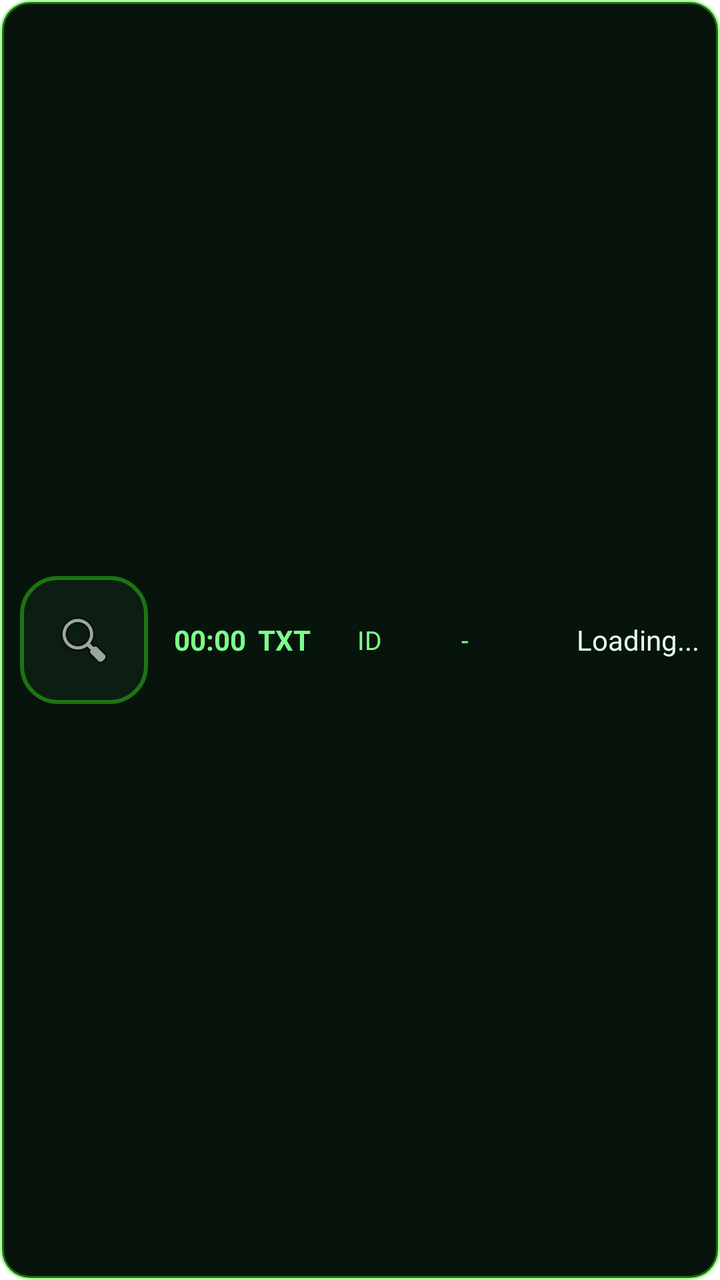
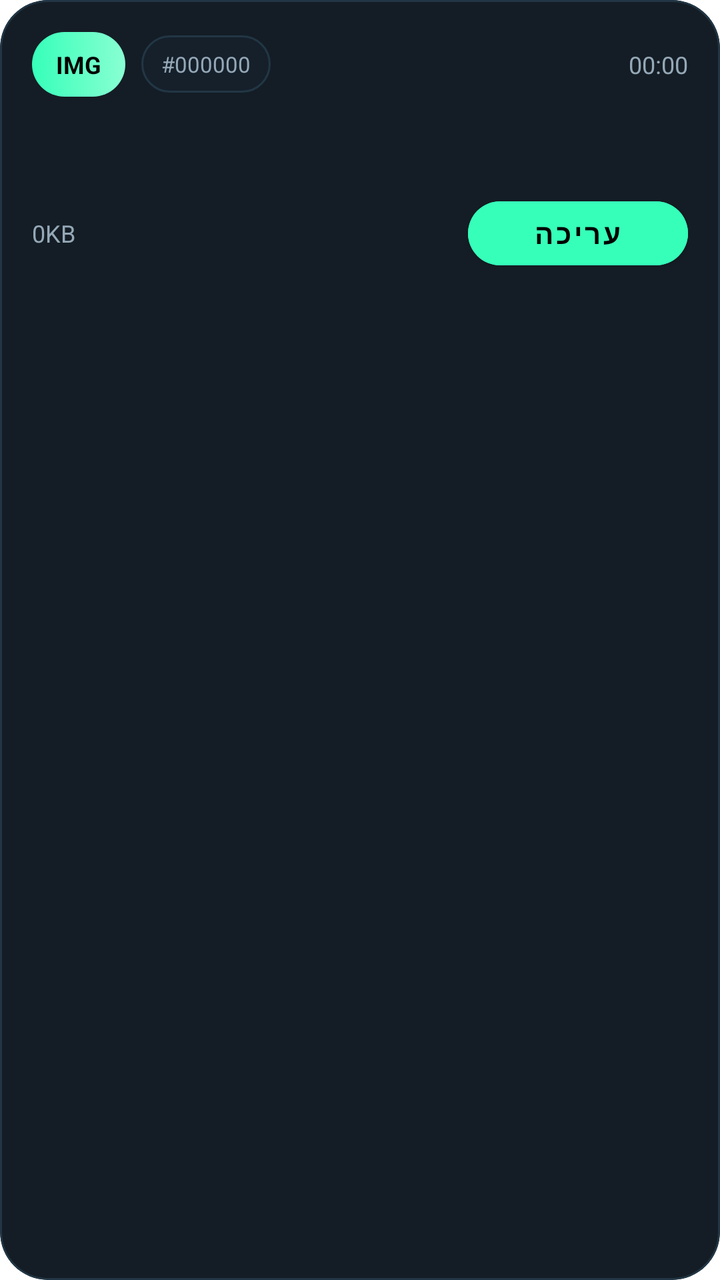

Screens rendered from an Android XML layout before and after an edit, with the pre-edit source and the edit as a unified diff.
<!-- AndroidManifest.xml: application theme Theme.Pasiflonet -->
<!-- res/layout/item_message_row.xml -->
<?xml version="1.0" encoding="utf-8"?>
<LinearLayout xmlns:android="http://schemas.android.com/apk/res/android"
    android:layout_width="match_parent"
    android:layout_height="72dp"
    android:orientation="horizontal"
    android:padding="10dp"
    android:gravity="center_vertical"
    android:background="@drawable/row_border"
    android:layout_marginBottom="10dp"
    android:descendantFocusability="blocksDescendants">

    <ImageButton
        android:id="@+id/btnDetails"
        android:layout_width="64dp"
        android:layout_height="64dp"
        android:src="@android:drawable/ic_menu_search"
        android:background="@drawable/bg_cyber_icon_button"
        android:contentDescription="Details"
        android:scaleType="centerInside"
        android:clickable="true"
        android:focusable="false"
        android:padding="10dp"/>

    <TextView
        android:id="@+id/tvTime"
        android:layout_width="0dp"
        android:layout_height="wrap_content"
        android:layout_marginStart="10dp"
        android:layout_weight="0.16"
        android:gravity="center"
        android:text="00:00"
        android:textSize="14sp"
        android:textStyle="bold"
        android:textColor="@color/text_secondary"/>

    <TextView
        android:id="@+id/tvMediaType"
        android:layout_width="0dp"
        android:layout_height="wrap_content"
        android:layout_weight="0.12"
        android:gravity="center"
        android:text="TXT"
        android:textSize="14sp"
        android:textStyle="bold"
        android:textColor="@color/text_secondary"/>

    <TextView
        android:id="@+id/tvMsgId"
        android:layout_width="0dp"
        android:layout_height="wrap_content"
        android:layout_weight="0.20"
        android:gravity="center"
        android:text="ID"
        android:textSize="13sp"
        android:textColor="@color/text_secondary"/>

    <TextView
        android:id="@+id/tvSize"
        android:layout_width="0dp"
        android:layout_height="wrap_content"
        android:layout_weight="0.16"
        android:gravity="center"
        android:text="-"
        android:textSize="13sp"
        android:textColor="@color/text_secondary"/>

    <TextView
        android:id="@+id/tvMsgText"
        android:layout_width="0dp"
        android:layout_height="wrap_content"
        android:layout_weight="0.36"
        android:maxLines="1"
        android:ellipsize="end"
        android:gravity="right"
        android:text="Loading..."
        android:textSize="14sp"
        android:textColor="@color/text_primary"/>
</LinearLayout>
<!-- resources referenced by this layout -->
<resources>
  <color name="text_primary">#E6FFE6</color>
  <color name="text_secondary">#7CFF8A</color>
  <!-- drawable bg_cyber_icon_button (drawable) -->
  <?xml version="1.0" encoding="utf-8"?>
  <shape xmlns:android="http://schemas.android.com/apk/res/android" android:shape="rectangle">
      <solid android:color="#0C1E12"/>
      <corners android:radius="18dp"/>
      <stroke android:width="2dp" android:color="@color/cyber_border_dim"/>
  </shape>
  <!-- drawable row_border (drawable) -->
  <?xml version="1.0" encoding="utf-8"?>
  <shape xmlns:android="http://schemas.android.com/apk/res/android">
      <solid android:color="@color/cyber_card"/>
      <corners android:radius="14dp"/>
      <stroke android:width="2dp" android:color="@color/cyber_border_dim"/>
  </shape>
  <style name="Theme.Pasiflonet" parent="Theme.MaterialComponents.DayNight.NoActionBar">
          <item name="android:statusBarColor">@android:color/transparent</item>
          <item name="android:navigationBarColor">@android:color/transparent</item>
          <item name="android:windowLightStatusBar">false</item>
          <item name="android:windowLightNavigationBar">false</item>
          <item name="android:enforceStatusBarContrast" tools:targetApi="q">false</item>
          <item name="android:enforceNavigationBarContrast" tools:targetApi="q">false</item>
  
          <item name="colorPrimary">@color/cyber_primary</item>
          <item name="colorPrimaryVariant">@color/cyber_primary_dark</item>
          <item name="colorOnPrimary">@color/black</item>
          <item name="colorSecondary">@color/cyber_secondary</item>
          <item name="colorOnSecondary">@color/black</item>
      </style>
  <color name="cyber_border_dim">#6639FF14</color>
  <color name="cyber_card">#07140C</color>
  <color name="cyber_primary">#39FF14</color>
  <color name="cyber_primary_dark">#00C853</color>
  <color name="black">#FF000000</color>
  <color name="cyber_secondary">#00FFB3</color>
</resources>

<!-- the commit's change to res/layout/item_message_row.xml (unified diff, before → after) -->
@@ -1,78 +1,114 @@
 <?xml version="1.0" encoding="utf-8"?>
-<LinearLayout xmlns:android="http://schemas.android.com/apk/res/android"
+<com.google.android.material.card.MaterialCardView xmlns:android="http://schemas.android.com/apk/res/android"
+    xmlns:app="http://schemas.android.com/apk/res-auto"
     android:layout_width="match_parent"
-    android:layout_height="72dp"
-    android:orientation="horizontal"
-    android:padding="10dp"
-    android:gravity="center_vertical"
-    android:background="@drawable/row_border"
-    android:layout_marginBottom="10dp"
-    android:descendantFocusability="blocksDescendants">
+    android:layout_height="wrap_content"
+    android:layout_marginBottom="12dp"
+    app:cardBackgroundColor="@color/surface_card"
+    app:cardCornerRadius="24dp"
+    app:cardElevation="0dp"
+    app:strokeColor="@color/stroke_soft"
+    app:strokeWidth="1dp">
 
-    <ImageButton
-        android:id="@+id/btnDetails"
-        android:layout_width="64dp"
-        android:layout_height="64dp"
-        android:src="@android:drawable/ic_menu_search"
-        android:background="@drawable/bg_cyber_icon_button"
-        android:contentDescription="Details"
-        android:scaleType="centerInside"
-        android:clickable="true"
-        android:focusable="false"
-        android:padding="10dp"/>
+    <LinearLayout
+        android:layout_width="match_parent"
+        android:layout_height="wrap_content"
+        android:minHeight="120dp"
+        android:orientation="vertical"
+        android:padding="16dp">
 
-    <TextView
-        android:id="@+id/tvTime"
-        android:layout_width="0dp"
-        android:layout_height="wrap_content"
-        android:layout_marginStart="10dp"
-        android:layout_weight="0.16"
-        android:gravity="center"
-        android:text="00:00"
-        android:textSize="14sp"
-        android:textStyle="bold"
-        android:textColor="@color/text_secondary"/>
+        <LinearLayout
+            android:layout_width="match_parent"
+            android:layout_height="wrap_content"
+            android:gravity="center_vertical"
+            android:orientation="horizontal">
 
-    <TextView
-        android:id="@+id/tvMediaType"
-        android:layout_width="0dp"
-        android:layout_height="wrap_content"
-        android:layout_weight="0.12"
-        android:gravity="center"
-        android:text="TXT"
-        android:textSize="14sp"
-        android:textStyle="bold"
-        android:textColor="@color/text_secondary"/>
+            <TextView
+                android:id="@+id/tvMediaType"
+                android:layout_width="wrap_content"
+                android:layout_height="wrap_content"
+                android:background="@drawable/bg_chip_primary"
+                android:paddingStart="12dp"
+                android:paddingTop="8dp"
+                android:paddingEnd="12dp"
+                android:paddingBottom="8dp"
+                android:text="IMG"
+                android:textColor="@android:color/black"
+                android:textSize="12sp"
+                android:textStyle="bold" />
 
-    <TextView
-        android:id="@+id/tvMsgId"
-        android:layout_width="0dp"
-        android:layout_height="wrap_content"
-        android:layout_weight="0.20"
-        android:gravity="center"
-        android:text="ID"
-        android:textSize="13sp"
-        android:textColor="@color/text_secondary"/>
+            <Space
+                android:layout_width="8dp"
+                android:layout_height="1dp" />
 
-    <TextView
-        android:id="@+id/tvSize"
-        android:layout_width="0dp"
-        android:layout_height="wrap_content"
-        android:layout_weight="0.16"
-        android:gravity="center"
-        android:text="-"
-        android:textSize="13sp"
-        android:textColor="@color/text_secondary"/>
+            <TextView
+                android:id="@+id/tvMsgId"
+                android:layout_width="wrap_content"
+                android:layout_height="wrap_content"
+                android:background="@drawable/bg_chip_soft"
+                android:paddingStart="10dp"
+                android:paddingTop="7dp"
+                android:paddingEnd="10dp"
+                android:paddingBottom="7dp"
+                android:text="#000000"
+                android:textColor="@color/text_secondary"
+                android:textSize="11sp" />
 
-    <TextView
-        android:id="@+id/tvMsgText"
-        android:layout_width="0dp"
-        android:layout_height="wrap_content"
-        android:layout_weight="0.36"
-        android:maxLines="1"
-        android:ellipsize="end"
-        android:gravity="right"
-        android:text="Loading..."
-        android:textSize="14sp"
-        android:textColor="@color/text_primary"/>
-</LinearLayout>
+            <View
+                android:layout_width="0dp"
+                android:layout_height="1dp"
+                android:layout_weight="1" />
+
+            <TextView
+                android:id="@+id/tvTime"
+                android:layout_width="wrap_content"
+                android:layout_height="wrap_content"
+                android:text="00:00"
+                android:textColor="@color/text_secondary"
+                android:textSize="12sp" />
+        </LinearLayout>
+
+        <TextView
+            android:id="@+id/tvMsgText"
+            android:layout_width="match_parent"
+            android:layout_height="wrap_content"
+            android:layout_marginTop="12dp"
+            android:ellipsize="end"
+            android:maxLines="4"
+            android:textColor="@color/text_primary"
+            android:textSize="15sp"
+            android:textStyle="bold" />
+
+        <LinearLayout
+            android:layout_width="match_parent"
+            android:layout_height="wrap_content"
+            android:layout_marginTop="14dp"
+            android:gravity="center_vertical"
+            android:orientation="horizontal">
+
+            <TextView
+                android:id="@+id/tvSize"
+                android:layout_width="wrap_content"
+                android:layout_height="wrap_content"
+                android:text="0KB"
+                android:textColor="@color/text_secondary"
+                android:textSize="12sp" />
+
+            <View
+                android:layout_width="0dp"
+                android:layout_height="1dp"
+                android:layout_weight="1" />
+
+            <com.google.android.material.button.MaterialButton
+                android:id="@+id/btnDetails"
+                android:layout_width="110dp"
+                android:layout_height="44dp"
+                android:backgroundTint="@color/accent_primary"
+                android:text="עריכה"
+                android:textAllCaps="false"
+                android:textColor="@android:color/black"
+                android:textStyle="bold"
+                app:cornerRadius="16dp" />
+        </LinearLayout>
+    </LinearLayout>
+</com.google.android.material.card.MaterialCardView>
<!-- resource entries referenced after the edit -->
@@ -1,20 +1,27 @@
 <!-- resources referenced by this layout -->
 <resources>
-  <color name="text_primary">#E6FFE6</color>
-  <color name="text_secondary">#7CFF8A</color>
-  <!-- drawable bg_cyber_icon_button (drawable) -->
-  <?xml version="1.0" encoding="utf-8"?>
-  <shape xmlns:android="http://schemas.android.com/apk/res/android" android:shape="rectangle">
-      <solid android:color="#0C1E12"/>
-      <corners android:radius="18dp"/>
-      <stroke android:width="2dp" android:color="@color/cyber_border_dim"/>
-  </shape>
-  <!-- drawable row_border (drawable) -->
+  <color name="accent_primary">#36FFB9</color>
+  <color name="stroke_soft">#223645</color>
+  <color name="surface_card">#141D25</color>
+  <color name="text_primary">#F4F7FA</color>
+  <color name="text_secondary">#95A8B7</color>
+  <!-- drawable bg_chip_primary (drawable) -->
   <?xml version="1.0" encoding="utf-8"?>
   <shape xmlns:android="http://schemas.android.com/apk/res/android">
-      <solid android:color="@color/cyber_card"/>
-      <corners android:radius="14dp"/>
-      <stroke android:width="2dp" android:color="@color/cyber_border_dim"/>
+      <corners android:radius="999dp" />
+      <gradient
+          android:angle="0"
+          android:endColor="#89FFD3"
+          android:startColor="#36FFB9" />
+  </shape>
+  <!-- drawable bg_chip_soft (drawable) -->
+  <?xml version="1.0" encoding="utf-8"?>
+  <shape xmlns:android="http://schemas.android.com/apk/res/android">
+      <corners android:radius="999dp" />
+      <solid android:color="#15202B" />
+      <stroke
+          android:width="1dp"
+          android:color="#223645" />
   </shape>
   <style name="Theme.Pasiflonet" parent="Theme.MaterialComponents.DayNight.NoActionBar">
           <item name="android:statusBarColor">@android:color/transparent</item>
@@ -30,11 +37,5 @@
           <item name="colorSecondary">@color/cyber_secondary</item>
           <item name="colorOnSecondary">@color/black</item>
       </style>
-  <color name="cyber_border_dim">#6639FF14</color>
-  <color name="cyber_card">#07140C</color>
-  <color name="cyber_primary">#39FF14</color>
-  <color name="cyber_primary_dark">#00C853</color>
-  <color name="black">#FF000000</color>
-  <color name="cyber_secondary">#00FFB3</color>
 </resources>
 
